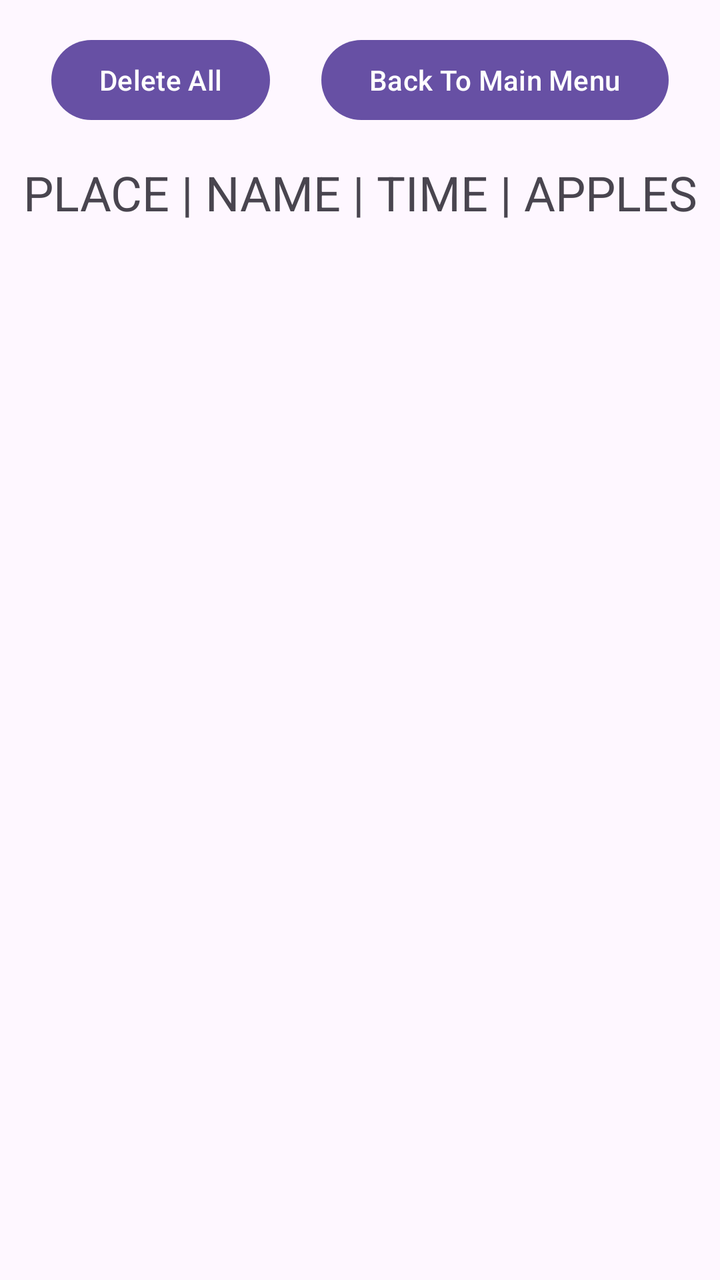
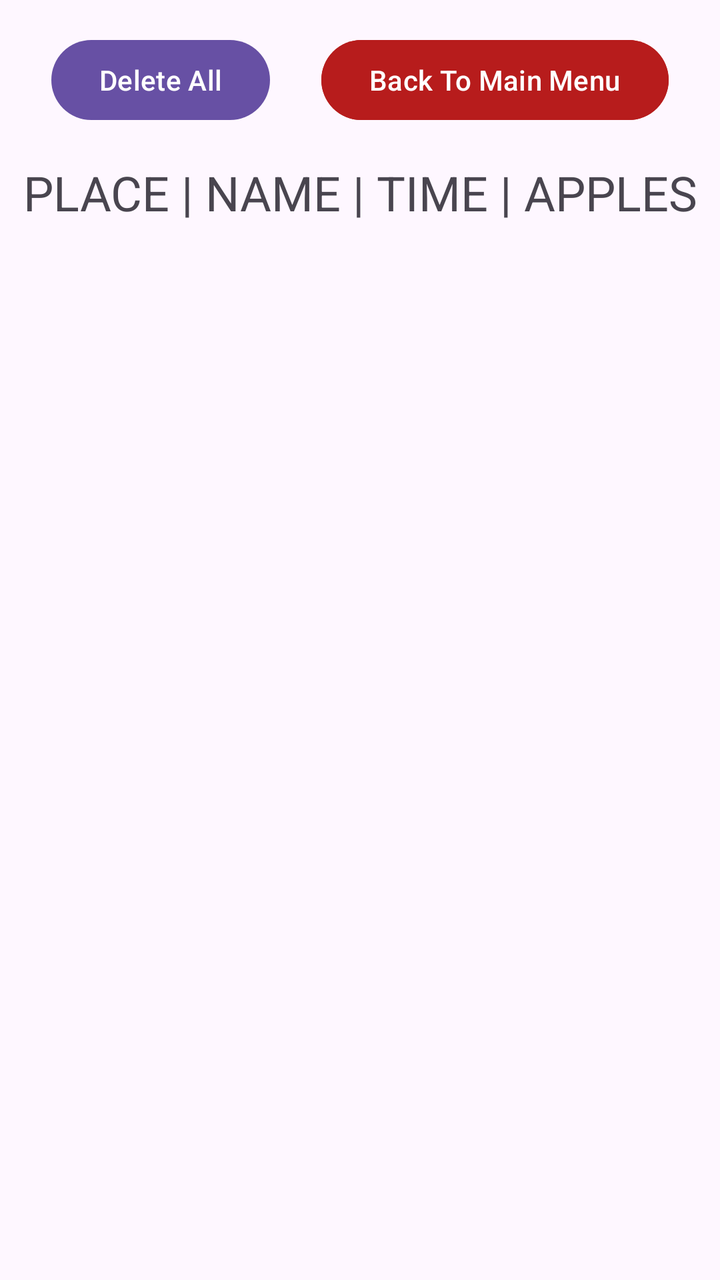

Before-and-after screenshots of an Android layout around one commit, followed by the original layout XML and the change that was made.
<!-- AndroidManifest.xml: application theme Theme.Final_Project_Uriya -->
<!-- res/layout/activity_leader_board.xml -->
<?xml version="1.0" encoding="utf-8"?>
<androidx.constraintlayout.widget.ConstraintLayout
    xmlns:android="http://schemas.android.com/apk/res/android"
    xmlns:app="http://schemas.android.com/apk/res-auto"
    xmlns:tools="http://schemas.android.com/tools"
    android:id="@+id/main"
    android:layout_width="match_parent"
    android:layout_height="match_parent"
    tools:context=".LeaderBoardActivity">

    <Button
        android:id="@+id/btnDeleteDB"
        android:layout_width="wrap_content"
        android:layout_height="wrap_content"
        android:text="Delete All"
        android:layout_marginTop="16dp"
        app:layout_constraintEnd_toStartOf="@+id/btnBackToMainMenuFromLeaderBoard"
        app:layout_constraintStart_toStartOf="parent"
        app:layout_constraintTop_toTopOf="parent" />

    <Button
        android:id="@+id/btnBackToMainMenuFromLeaderBoard"
        android:layout_width="wrap_content"
        android:layout_height="wrap_content"
        android:layout_marginTop="16dp"
        android:text="Back To Main Menu"
        app:layout_constraintTop_toTopOf="parent"
        app:layout_constraintStart_toEndOf="@+id/btnDeleteDB"
        app:layout_constraintEnd_toEndOf="parent"/>

    <TextView
        android:id="@+id/tvUpTop"
        android:layout_width="wrap_content"
        android:layout_height="wrap_content"
        android:layout_marginTop="16dp"
        android:text="PLACE | NAME | TIME | APPLES"
        android:textSize="24sp"
        app:layout_constraintTop_toBottomOf="@id/btnBackToMainMenuFromLeaderBoard"
        app:layout_constraintStart_toStartOf="parent"
        app:layout_constraintEnd_toEndOf="parent"/>

    <androidx.recyclerview.widget.RecyclerView
        android:id="@+id/recyclerView"
        android:layout_width="0dp"
        android:layout_height="0dp"
        android:layout_marginTop="16dp"
        app:layout_constraintTop_toBottomOf="@id/tvUpTop"
        app:layout_constraintBottom_toBottomOf="parent"
        app:layout_constraintStart_toStartOf="parent"
        app:layout_constraintEnd_toEndOf="parent"/>

</androidx.constraintlayout.widget.ConstraintLayout>
<!-- resources referenced by this layout -->
<resources>
  <style name="Theme.Final_Project_Uriya" parent="Base.Theme.Final_Project_Uriya" />
  <style name="Base.Theme.Final_Project_Uriya" parent="Theme.Material3.DayNight.NoActionBar">
          
          
      </style>
</resources>

<!-- the commit's change to res/layout/activity_leader_board.xml (unified diff, before → after) -->
@@ -26,7 +26,8 @@
         android:text="Back To Main Menu"
         app:layout_constraintTop_toTopOf="parent"
         app:layout_constraintStart_toEndOf="@+id/btnDeleteDB"
-        app:layout_constraintEnd_toEndOf="parent"/>
+        app:layout_constraintEnd_toEndOf="parent"
+        style="@style/BackButtonStyle"/>
 
     <TextView
         android:id="@+id/tvUpTop"
<!-- resource entries referenced after the edit -->
@@ -1,6 +1,11 @@
 <!-- resources referenced by this layout -->
 <resources>
+  <style name="BackButtonStyle">
+          <item name="android:backgroundTint">@color/back_red</item>
+          <item name="android:textColor">@android:color/white</item>
+      </style>
   <style name="Theme.Final_Project_Uriya" parent="Base.Theme.Final_Project_Uriya" />
+  <color name="back_red">#B71C1C</color>
   <style name="Base.Theme.Final_Project_Uriya" parent="Theme.Material3.DayNight.NoActionBar">
           
           
